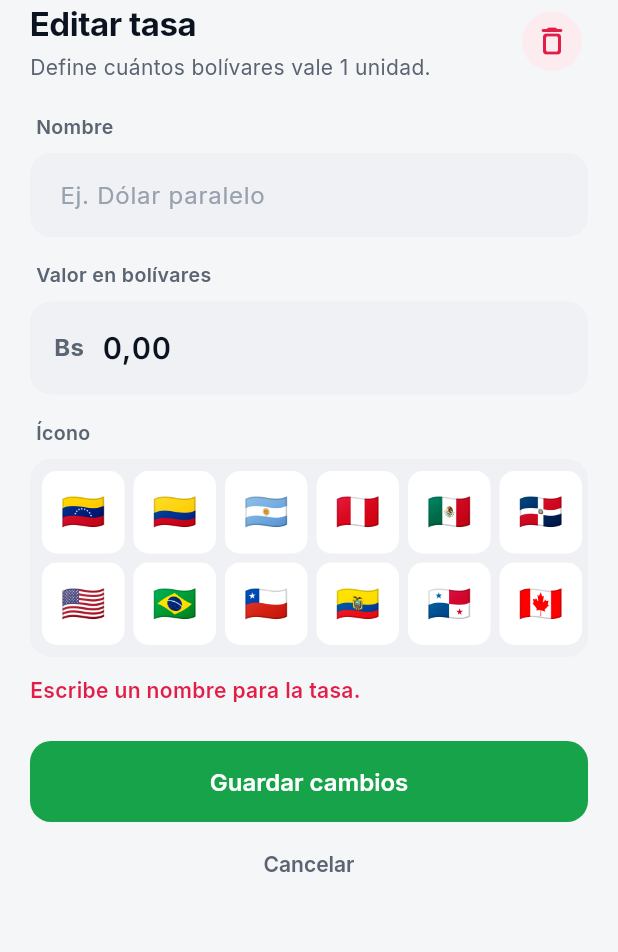
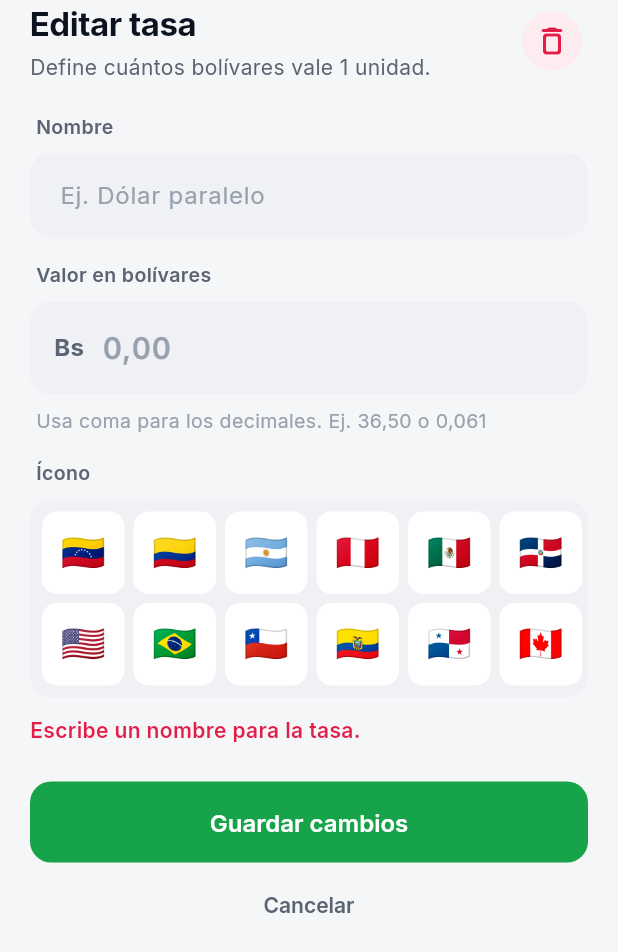
Before and after one commit to jshvargsdev/lukas_sync_app, a Flutter app: the _AddRateModalContent widget shown alone on an empty page, opened directly with empty values, after a tap on "Guardar cambios", on a phone screen of 412 x 824 dp. Shown: the top 952 px of the screen. Run offline on Flutter 3.47's test engine with Material 3 defaults, Android fonts, the phone set to English and light mode, and no system bars; our stand-ins replace flutter_dotenv, package_info_plus, shared_preferences; accounts and stored records are empty; network calls fail.

Commit message:
fix(rates): permitir y mostrar tasas menores a 1 Bs
Una tasa como la del peso colombiano (0,061 Bs) se mostraba como 0,06 y
el formulario, que se escribía en centavos, no permitía más de 2
decimales.

- formatRate: 2 decimales desde 1 Bs; por debajo, los necesarios para
  2 cifras significativas (máx. 6).
- El valor de la tasa se escribe normal, con coma o punto decimal y
  hasta 6 decimales, con una vista previa debajo del campo.
- Los montos convertidos siguen con 2 decimales.

```diff
--- a/lib/domain/converter.dart
+++ b/lib/domain/converter.dart
@@ -1,3 +1,5 @@
+import 'dart:math' as math;
+
 import 'package:intl/intl.dart';
 
 /// Convierte [amount] de una moneda a otra usando sus tasas en bolívares.
@@ -26,3 +28,33 @@ final NumberFormat _veFormat = NumberFormat.decimalPatternDigits(
 
 /// Formato venezolano con 2 decimales: 1.234,50
 String formatVes(double value) => _veFormat.format(value);
+
+/// Formatea una tasa (Bs por unidad). Desde 1 Bs usa 2 decimales; por
+/// debajo usa los necesarios para mostrar 2 cifras significativas, para que
+/// tasas como la del peso colombiano (0,061) no se vean como 0,06 o 0,00.
+String formatRate(double rate) {
+  if (!rate.isFinite || rate <= 0) return formatVes(0);
+  if (rate >= 1) return formatVes(rate);
+  final leadingZeros = (-math.log(rate) / math.ln10).floor();
+  final maxDecimals = (leadingZeros + 2).clamp(2, kMaxRateDecimals);
+  final f = NumberFormat.decimalPattern('es_VE')
+    ..minimumFractionDigits = 2
+    ..maximumFractionDigits = maxDecimals;
+  return f.format(rate);
+}
+
+/// Máximo de decimales que se aceptan al escribir una tasa.
+const int kMaxRateDecimals = 6;
+
+/// Interpreta una tasa escrita por el usuario. Acepta coma o punto como
+/// separador decimal (no hay separador de miles). Devuelve null si el texto
+/// no es un número válido.
+double? parseRateInput(String input) {
+  final t = input.trim().replaceAll(',', '.');
+  if (!RegExp(r'^\d+(\.\d*)?$|^\.\d+$').hasMatch(t)) return null;
+  return double.tryParse(t);
+}
+
+/// Tasa guardada → texto editable: 290 → "290", 36.5 → "36,5", 0.061 → "0,061".
+String formatRateForInput(double rate) =>
+    NumberFormat('0.######', 'es_VE').format(rate);
--- a/lib/widgets/add_rate_modal.dart
+++ b/lib/widgets/add_rate_modal.dart
@@ -58,7 +58,6 @@ class _AddRateModalContentState extends State<_AddRateModalContent> {
   final _nameController = TextEditingController();
   final _valueController = TextEditingController();
   String _icon = '🇺🇸';
-  String _rawValue = '0';
   String? _error;
 
   bool get _isEditing => widget.initialData != null;
@@ -70,40 +69,19 @@ class _AddRateModalContentState extends State<_AddRateModalContent> {
     if (initial != null) {
       _nameController.text = initial.name;
       _icon = initial.icon;
-      final cents = Rates.parseRate(initial.value) * 100;
-      _rawValue = cents.round().toString();
+      final rate = Rates.parseRate(initial.value);
+      if (rate > 0) _valueController.text = formatRateForInput(rate);
     }
-    _valueController.text = _displayValue;
-    _valueController.addListener(_handleValueChanged);
   }
 
   @override
   void dispose() {
-    _valueController.removeListener(_handleValueChanged);
     _nameController.dispose();
     _valueController.dispose();
     super.dispose();
   }
 
-  double get _numericValue => centsInputToAmount(_rawValue);
-
-  String get _displayValue => formatVes(_numericValue);
-
-  /// El campo se escribe en centavos y se reformatea a 1.234,56 al vuelo.
-  void _handleValueChanged() {
-    final digitsOnly = _valueController.text.replaceAll(RegExp(r'\D'), '');
-    var next = digitsOnly.isEmpty ? '0' : digitsOnly;
-    next = next.replaceFirst(RegExp(r'^0+(?=\d)'), '');
-    if (next.length > 12) next = _rawValue;
-    if (next != _rawValue) setState(() => _rawValue = next);
-    final desired = _displayValue;
-    if (_valueController.text != desired) {
-      _valueController.value = TextEditingValue(
-        text: desired,
-        selection: TextSelection.collapsed(offset: desired.length),
-      );
-    }
-  }
+  double? get _parsedValue => parseRateInput(_valueController.text);
 
   void _handleSave() {
     final name = _nameController.text.trim();
@@ -111,16 +89,15 @@ class _AddRateModalContentState extends State<_AddRateModalContent> {
       setState(() => _error = 'Escribe un nombre para la tasa.');
       return;
     }
-    if (_numericValue <= 0) {
-      setState(() => _error = 'El valor debe ser mayor que 0.');
+    final value = _parsedValue;
+    if (value == null || value <= 0) {
+      setState(
+        () => _error = 'Escribe un valor mayor que 0, por ejemplo 36,50.',
+      );
       return;
     }
     widget.onSave(
-      AddRateModalResult(
-        name: name,
-        value: _numericValue.toString(),
-        icon: _icon,
-      ),
+      AddRateModalResult(name: name, value: value.toString(), icon: _icon),
     );
   }
 
@@ -211,11 +188,9 @@ class _AddRateModalContentState extends State<_AddRateModalContent> {
           _Label('Valor en bolívares'),
           TextField(
             controller: _valueController,
-            keyboardType: TextInputType.number,
-            inputFormatters: [FilteringTextInputFormatter.digitsOnly],
-            onChanged: (_) {
-              if (_error != null) setState(() => _error = null);
-            },
+            keyboardType: const TextInputType.numberWithOptions(decimal: true),
+            inputFormatters: [_RateInputFormatter()],
+            onChanged: (_) => setState(() => _error = null),
             style: TextStyle(
               color: p.textPrimary,
               fontSize: 20,
@@ -235,6 +210,16 @@ class _AddRateModalContentState extends State<_AddRateModalContent> {
                 ),
               ),
               prefixIconConstraints: const BoxConstraints(minWidth: 0),
+              hintText: '0,00',
+            ),
+          ),
+          Padding(
+            padding: const EdgeInsets.only(left: 4, top: 8),
+            child: Text(
+              _parsedValue != null && _parsedValue! > 0
+                  ? '1 unidad = ${formatRate(_parsedValue!)} Bs'
+                  : 'Usa coma para los decimales. Ej. 36,50 o 0,061',
+              style: TextStyle(color: p.textTertiary, fontSize: 13),
             ),
           ),
           const SizedBox(height: 16),
@@ -323,3 +308,17 @@ class _Label extends StatelessWidget {
     );
   }
 }
+
+/// Solo dígitos y un separador decimal (coma o punto), con hasta
+/// [kMaxRateDecimals] decimales y 9 dígitos enteros.
+class _RateInputFormatter extends TextInputFormatter {
+  static final _pattern = RegExp('^\\d{0,9}([.,]\\d{0,$kMaxRateDecimals})?\$');
+
+  @override
+  TextEditingValue formatEditUpdate(
+    TextEditingValue oldValue,
+    TextEditingValue newValue,
+  ) {
+    return _pattern.hasMatch(newValue.text) ? newValue : oldValue;
+  }
+}
```
Also changed, not shown: lib/screens/home_screen.dart (+4 -4 lines), 2 other files.
